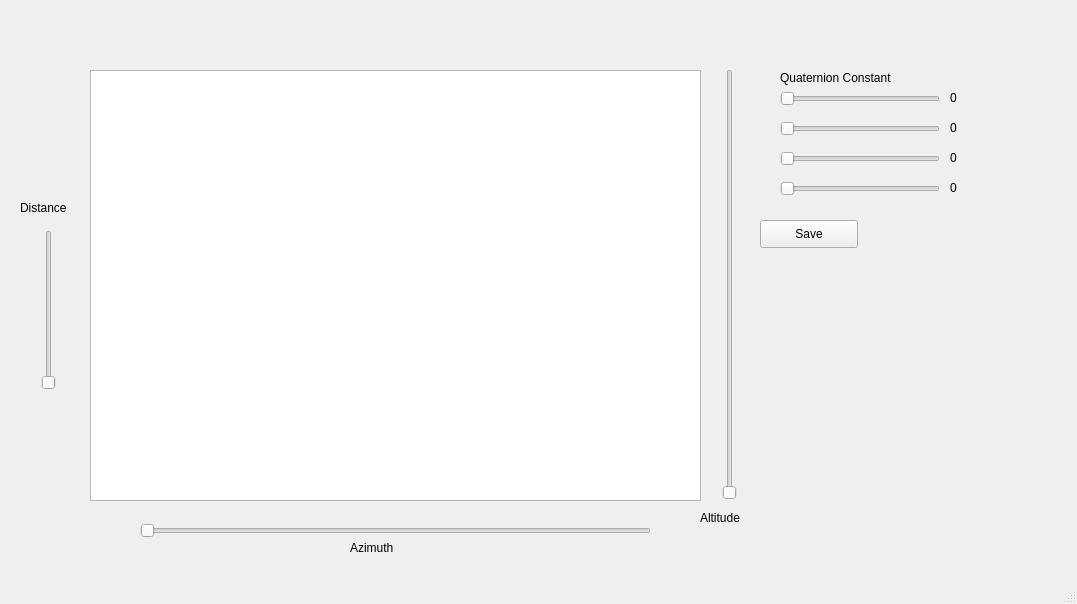
Old version of the form src/gui/mainwindow.ui in the repository zhehangd/qjulia2.
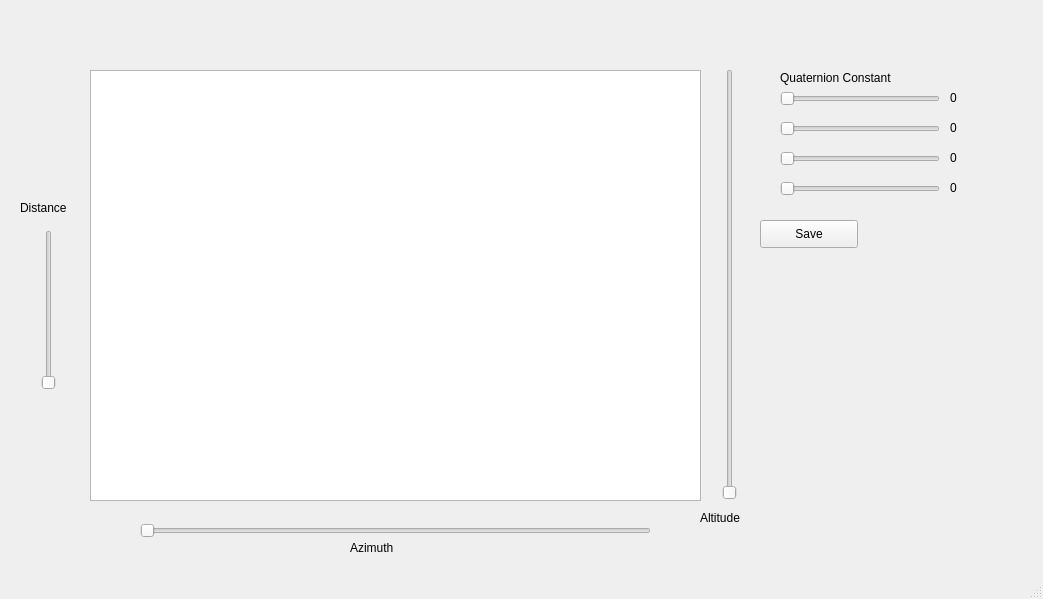
New version of the form.

```diff
--- a/src/gui/mainwindow.ui
+++ b/src/gui/mainwindow.ui
@@ -6,8 +6,8 @@
    <rect>
     <x>0</x>
     <y>0</y>
-    <width>1077</width>
-    <height>604</height>
+    <width>1043</width>
+    <height>599</height>
    </rect>
   </property>
   <property name="windowTitle">
```
Left out of the diff: 10 changed lines with no effect on the pictures.
